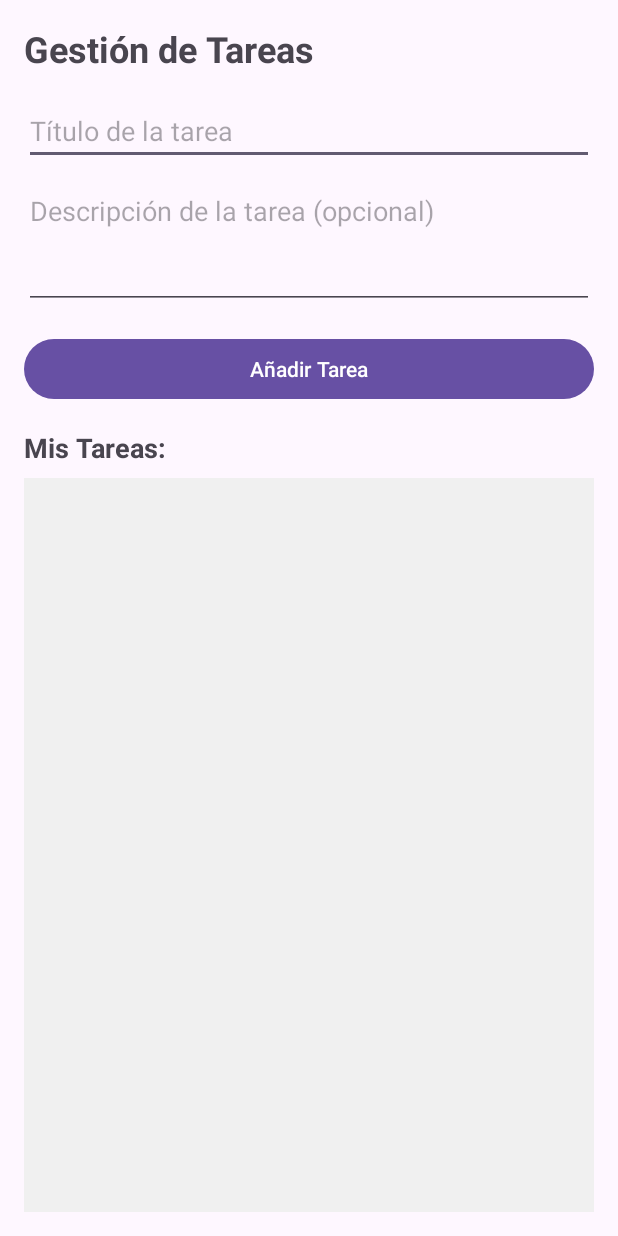
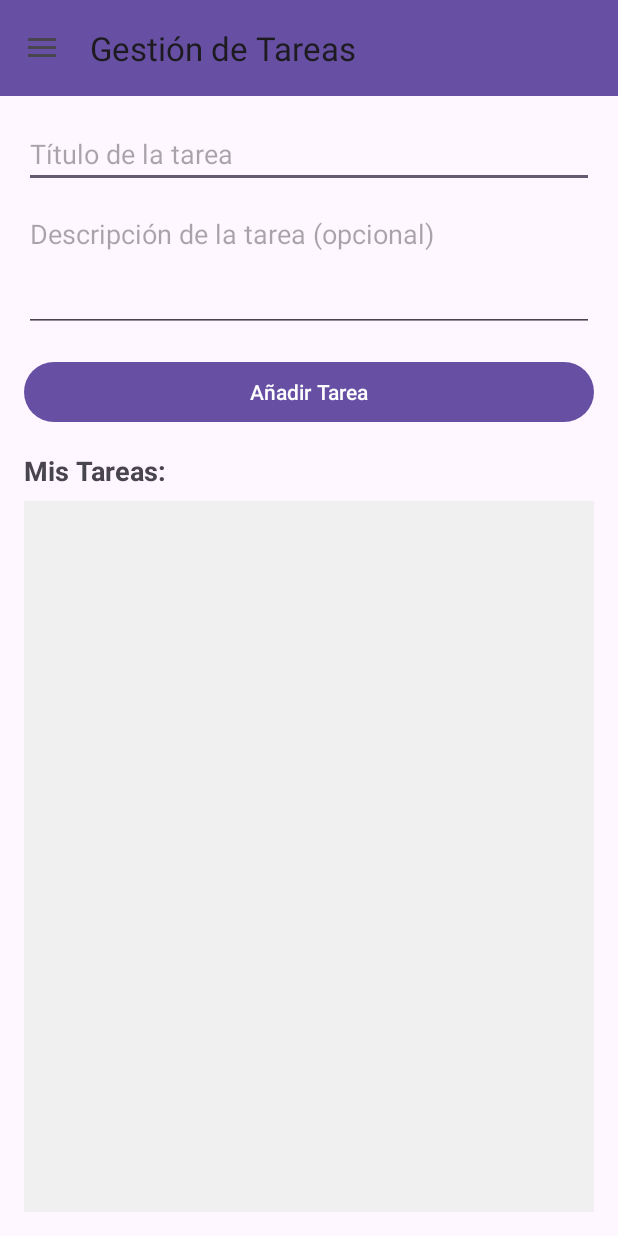
Before and after one commit to landerslopez/mobileProject, an Android app: the TaskActivity screen opened directly, with no data from a screen before it, on a phone screen of 412 x 824 dp. Run offline under Robolectric (Android 15) with nearby library versions, the phone set to English and light mode, and no system bars; our stand-ins replace Room's generated code.

Commit message:
Modificacion de Tareas

```diff
--- a/app/src/main/java/com/grupoC/orgaedu/features/tasks/ui/TaskActivity.java
+++ b/app/src/main/java/com/grupoC/orgaedu/features/tasks/ui/TaskActivity.java
@@ -1,18 +1,26 @@
 package com.grupoC.orgaedu.features.tasks.ui;
 
+import android.content.Intent;
 import android.os.Bundle;
+import android.view.MenuItem;
 import android.widget.ArrayAdapter;
 import android.widget.Button;
 import android.widget.EditText;
 import android.widget.ListView;
 import android.widget.Toast;
 
+import androidx.annotation.NonNull;
+import androidx.appcompat.app.ActionBarDrawerToggle;
 import androidx.appcompat.app.AppCompatActivity;
+import androidx.drawerlayout.widget.DrawerLayout;
 import androidx.lifecycle.ViewModelProvider;
 
-import com.grupoC.orgaedu.R; // Asegúrate de que R es correcto para tu proyecto
-import com.grupoC.orgaedu.data.database.entities.Task; // Importa Task desde su paquete en inglés
-import com.grupoC.orgaedu.features.tasks.viewmodel.TaskViewModel; // Importa TaskViewModel desde su paquete en inglés
+import com.google.android.material.navigation.NavigationView;
+import com.google.android.material.appbar.MaterialToolbar;
+
+import com.grupoC.orgaedu.R;
+import com.grupoC.orgaedu.data.database.entities.Task;
+import com.grupoC.orgaedu.features.tasks.viewmodel.TaskViewModel;
 
 import java.util.ArrayList;
 import java.util.Date;
@@ -25,51 +33,88 @@ public class TaskActivity extends AppCompatActivity {
     private Button addTaskButton;
     private ListView tasksListView;
     private ArrayAdapter<String> taskAdapter;
-    private List<Task> currentTasks = new ArrayList<>(); // Para mantener la referencia a los objetos Task
+    private List<Task> currentTasks = new ArrayList<>();
 
-    // Suponemos un ID de usuario para esta demostración.
-    // En una aplicación real, lo obtendrías del usuario logueado.
     private static final int CURRENT_USER_ID = 1;
+
+    private DrawerLayout drawerLayout;
+    private NavigationView navigationView;
+    private ActionBarDrawerToggle actionBarDrawerToggle;
+    private MaterialToolbar topAppBar;
 
     @Override
     protected void onCreate(Bundle savedInstanceState) {
         super.onCreate(savedInstanceState);
         setContentView(R.layout.activity_task);
 
-        // Inicializar vistas
         taskTitleInput = findViewById(R.id.task_title_input);
         taskDescriptionInput = findViewById(R.id.task_description_input);
         addTaskButton = findViewById(R.id.add_task_button);
         tasksListView = findViewById(R.id.tasks_list_view);
 
-        // Configurar el ArrayAdapter para el ListView
+        drawerLayout = findViewById(R.id.drawer_layout);
+        navigationView = findViewById(R.id.nav_view);
+        topAppBar = findViewById(R.id.topAppBar);
+
+        setSupportActionBar(topAppBar);
+        actionBarDrawerToggle = new ActionBarDrawerToggle(
+                this,
+                drawerLayout,
+                topAppBar,
+                R.string.navigation_drawer_open,
+                R.string.navigation_drawer_close
+        );
+        drawerLayout.addDrawerListener(actionBarDrawerToggle);
+        actionBarDrawerToggle.syncState();
+
+        navigationView.setNavigationItemSelectedListener(new NavigationView.OnNavigationItemSelectedListener() {
+            @Override
+            public boolean onNavigationItemSelected(@NonNull MenuItem menuItem) {
+                int id = menuItem.getItemId();
+
+                if (id == R.id.nav_inicio) {
+                    Toast.makeText(TaskActivity.this, "Inicio seleccionado", Toast.LENGTH_SHORT).show();
+                } else if (id == R.id.nav_areas) {
+                    Toast.makeText(TaskActivity.this, "Áreas seleccionadas", Toast.LENGTH_SHORT).show();
+                } else if (id == R.id.nav_asistencia) {
+                    Toast.makeText(TaskActivity.this, "Asistencia seleccionada", Toast.LENGTH_SHORT).show();
+                } else if (id == R.id.nav_tareas) {
+                    Toast.makeText(TaskActivity.this, "Tareas seleccionadas", Toast.LENGTH_SHORT).show();
+                    // Si ya estás en TaskActivity, no necesitas iniciarla de nuevo
+                    // Puedes añadir una comprobación si es necesario:
+                    // if (!(TaskActivity.this instanceof TaskActivity)) {
+                    //     startActivity(new Intent(TaskActivity.this, TaskActivity.class));
+                    // }
+                }
+
+                drawerLayout.closeDrawers();
+                return true;
+            }
+        });
+
         taskAdapter = new ArrayAdapter<>(this, android.R.layout.simple_list_item_1, new ArrayList<>());
         tasksListView.setAdapter(taskAdapter);
 
-        // Inicializar el TaskViewModel
         taskViewModel = new ViewModelProvider(this).get(TaskViewModel.class);
-        taskViewModel.initializeTasksForUser(CURRENT_USER_ID); // ¡Importante inicializar con el ID de usuario!
+        taskViewModel.initializeTasksForUser(CURRENT_USER_ID);
 
-        // Observar la lista de tareas del ViewModel
         taskViewModel.getAllTasksForUser().observe(this, tasks -> {
-            currentTasks.clear(); // Limpiar la lista actual
-            currentTasks.addAll(tasks); // Actualizar con las nuevas tareas
+            currentTasks.clear();
+            currentTasks.addAll(tasks);
 
-            taskAdapter.clear(); // Limpiar el adaptador
+            taskAdapter.clear();
             for (Task task : tasks) {
                 taskAdapter.add(task.getTitulo() + " - " + task.getEstadoEntrega() + (task.isEstadoCompletado() ? " (Completada)" : ""));
             }
-            taskAdapter.notifyDataSetChanged(); // Notificar al adaptador que los datos han cambiado
+            taskAdapter.notifyDataSetChanged();
         });
 
-        // Observar mensajes del ViewModel (éxito/error)
         taskViewModel.getMessage().observe(this, message -> {
             if (message != null && !message.isEmpty()) {
                 Toast.makeText(TaskActivity.this, message, Toast.LENGTH_SHORT).show();
             }
         });
 
-        // Configurar el botón para añadir tarea
         addTaskButton.setOnClickListener(v -> {
             String title = taskTitleInput.getText().toString().trim();
             String description = taskDescriptionInput.getText().toString().trim();
@@ -82,37 +127,39 @@ public class TaskActivity extends AppCompatActivity {
             Task newTask = new Task();
             newTask.setTitulo(title);
             newTask.setDescripcion(description);
-            newTask.setFechaVencimiento(new Date(System.currentTimeMillis() + 86400000L * 7)); // Vence en 7 días
-            newTask.setIdCurso(1); // ID de curso de ejemplo
+            newTask.setFechaVencimiento(new Date(System.currentTimeMillis() + 86400000L * 7));
+            newTask.setIdCurso(1);
             newTask.setIdUsuarioAsignado(CURRENT_USER_ID);
             newTask.setEstadoEntrega("Pendiente");
             newTask.setEstadoCompletado(false);
 
             taskViewModel.createTask(newTask);
 
-            // Limpiar los campos después de añadir
             taskTitleInput.setText("");
             taskDescriptionInput.setText("");
         });
 
-        // Opcional: Manejar clics en los elementos de la lista (para editar/eliminar)
         tasksListView.setOnItemClickListener((parent, view, position, id) -> {
             Task selectedTask = currentTasks.get(position);
-            // Aquí podrías abrir una nueva Activity para editar la tarea,
-            // o mostrar un diálogo para confirmar eliminación/cambiar estado.
             Toast.makeText(TaskActivity.this, "Tarea seleccionada: " + selectedTask.getTitulo(), Toast.LENGTH_SHORT).show();
 
-            // Ejemplo: marcar como completada/incompleta al hacer click
             selectedTask.setEstadoCompletado(!selectedTask.isEstadoCompletado());
             taskViewModel.updateTask(selectedTask);
         });
 
-        // Opcional: Manejar clics largos para eliminar
         tasksListView.setOnItemLongClickListener((parent, view, position, id) -> {
             Task taskToDelete = currentTasks.get(position);
             taskViewModel.deleteTask(taskToDelete.getId());
-            Toast.makeText(TaskActivity.this, "Mantén presionado para eliminar", Toast.LENGTH_SHORT).show(); // Mensaje de confirmación visual
-            return true; // Consume el evento de clic largo
+            Toast.makeText(TaskActivity.this, "Mantén presionado para eliminar", Toast.LENGTH_SHORT).show();
+            return true;
         });
     }
+
+    @Override
+    public boolean onOptionsItemSelected(@NonNull MenuItem item) {
+        if (actionBarDrawerToggle.onOptionsItemSelected(item)) {
+            return true;
+        }
+        return super.onOptionsItemSelected(item);
+    }
 }
--- /dev/null
+++ b/app/src/main/res/drawable/ic_task.xml
@@ -0,0 +1,5 @@
+<vector xmlns:android="http://schemas.android.com/apk/res/android" android:height="24dp" android:tint="#000000" android:viewportHeight="24" android:viewportWidth="24" android:width="24dp">
+
+    <path android:fillColor="@android:color/white" android:pathData="M14,2H6C4.9,2 4.01,2.9 4.01,4L4,20c0,1.1 0.89,2 1.99,2H18c1.1,0 2,-0.9 2,-2V8L14,2zM10.94,18L7.4,14.46l1.41,-1.41l2.12,2.12l4.24,-4.24l1.41,1.41L10.94,18zM13,9V3.5L18.5,9H13z"/>
+
+</vector>
--- a/app/src/main/res/layout/activity_task.xml
+++ b/app/src/main/res/layout/activity_task.xml
@@ -1,19 +1,30 @@
 <?xml version="1.0" encoding="utf-8"?>
-<LinearLayout xmlns:android="http://schemas.android.com/apk/res/android"
+<androidx.drawerlayout.widget.DrawerLayout xmlns:android="http://schemas.android.com/apk/res/android"
+    xmlns:app="http://schemas.android.com/apk/res-auto"
     xmlns:tools="http://schemas.android.com/tools"
+    android:id="@+id/drawer_layout"
+    android:layout_width="match_parent"
+    android:layout_height="match_parent"
+    tools:context=".features.tasks.ui.TaskActivity">
+
+    <RelativeLayout
+        android:layout_width="match_parent"
+        android:layout_height="match_parent">
+
+        <com.google.android.material.appbar.MaterialToolbar
+            android:id="@+id/topAppBar"
+            android:layout_width="match_parent"
+            android:layout_height="wrap_content"
+            android:background="?attr/colorPrimary"
+            app:title="@string/task_management_title"
+            app:navigationIcon="@drawable/ic_menu" />
+
+        <LinearLayout
             android:layout_width="match_parent"
             android:layout_height="match_parent"
             android:orientation="vertical"
             android:padding="@dimen/padding_medium"
-    tools:context=".features.tasks.ui.TaskActivity">
-
-    <TextView
-        android:layout_width="wrap_content"
-        android:layout_height="wrap_content"
-        android:layout_marginBottom="@dimen/margin_bottom_medium"
-        android:text="@string/task_management_title"
-        android:textSize="@dimen/text_size_large"
-        android:textStyle="bold" />
+            android:layout_below="@id/topAppBar">
 
             <EditText
                 android:id="@+id/task_title_input"
@@ -21,7 +32,8 @@
                 android:layout_height="wrap_content"
                 android:layout_marginBottom="@dimen/margin_bottom_small"
                 android:hint="@string/task_title_hint"
-        android:inputType="textCapSentences" />
+                android:inputType="textCapSentences"
+                android:autofillHints="none"/>
 
             <EditText
                 android:id="@+id/task_description_input"
@@ -31,7 +43,8 @@
                 android:gravity="top"
                 android:hint="@string/task_description_hint"
                 android:inputType="textMultiLine"
-        android:lines="3" />
+                android:lines="3"
+                android:autofillHints="none"/>
 
             <Button
                 android:id="@+id/add_task_button"
@@ -56,3 +69,14 @@
                 android:background="@color/light_grey_background"
                 android:padding="@dimen/padding_small" />
         </LinearLayout>
+    </RelativeLayout>
+
+    <com.google.android.material.navigation.NavigationView
+        android:id="@+id/nav_view"
+        android:layout_width="wrap_content"
+        android:layout_height="match_parent"
+        android:layout_gravity="start"
+        android:background="@color/white"
+        app:menu="@menu/drawer_menu" />
+
+</androidx.drawerlayout.widget.DrawerLayout>
--- a/app/src/main/res/menu/drawer_menu.xml
+++ b/app/src/main/res/menu/drawer_menu.xml
@@ -1,14 +1,18 @@
 <menu xmlns:android="http://schemas.android.com/apk/res/android">
     <item
         android:id="@+id/nav_inicio"
-        android:title="Inicio"
+        android:title="@string/nav_inicio_title"
         android:icon="@drawable/home_ic" />
     <item
         android:id="@+id/nav_areas"
-        android:title="Áreas"
+        android:title="@string/nav_areas_title"
         android:icon="@drawable/baseline_dashboard_24" />
     <item
         android:id="@+id/nav_asistencia"
-        android:title="Asistencia"
+        android:title="@string/nav_asistencia_title"
         android:icon="@drawable/ic_checklist" />
+    <item
+        android:id="@+id/nav_tareas"
+        android:title="@string/nav_tareas_title"
+        android:icon="@drawable/ic_task" />
 </menu>
--- a/app/src/main/res/values/strings.xml
+++ b/app/src/main/res/values/strings.xml
@@ -34,5 +34,12 @@
     <string name="task_description_hint">Descripción de la tarea (opcional)</string>
     <string name="add_task_button_text">Añadir Tarea</string>
     <string name="my_tasks_title">Mis Tareas:</string>
+    <string name="navigation_drawer_open">Abrir cajón de navegación</string>
+    <string name="navigation_drawer_close">Cerrar cajón de navegación</string>
+
+    <string name="nav_inicio_title">Inicio</string>
+    <string name="nav_areas_title">Áreas</string>
+    <string name="nav_asistencia_title">Asistencia</string>
+    <string name="nav_tareas_title">Tareas</string>
 
 </resources>
```
Also changed, not shown: app/src/main/java/com/grupoC/orgaedu/features/dashboard/ui/DashboardProfessorActivity.java (+35 -11 lines), app/src/main/java/com/grupoC/orgaedu/features/dashboard/ui/DashboardStudentActivity.java (+35 -12 lines). Lines whose indentation alone changed are shown as unchanged.
